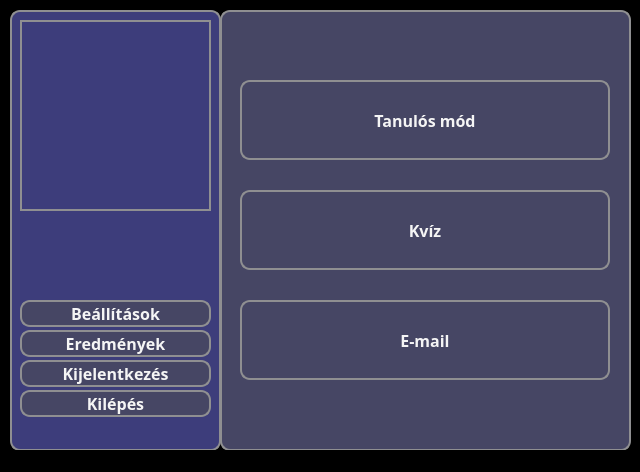
Old version of the form src/main/resources/ui/yellow/yellowMainWindow.ui in the repository pkristof1999/Szakdolgozat.
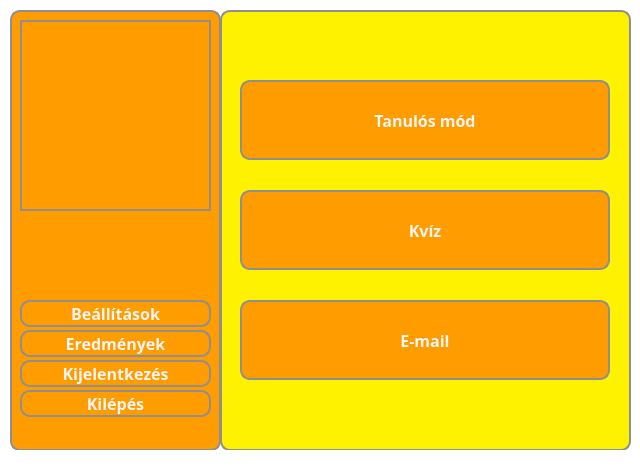
New version of the form.

Diff of the .ui file:
```diff
--- a/src/main/resources/ui/yellow/yellowMainWindow.ui
+++ b/src/main/resources/ui/yellow/yellowMainWindow.ui
@@ -15,7 +15,7 @@
   </property>
   <property name="styleSheet">
    <string notr="true">* {
-	background-color: #000000;
+	background-color: #FFFFFF;
 }</string>
   </property>
   <widget class="QWidget" name="centralwidget">
@@ -30,7 +30,7 @@
     </property>
     <property name="styleSheet">
      <string notr="true">* {
-	background-color: rgb(70, 70, 100);
+	background-color: #FFF200;
 	border: 2px solid #8f8f91;
 	border-radius: 10px;
 	color: white;
@@ -57,7 +57,7 @@
      </property>
      <property name="styleSheet">
       <string notr="true">* {
-	background-color:  rgb(70, 70, 100);
+	background-color:  #FF9C00;
 	color: whitesmoke;
 }
 
@@ -88,7 +88,7 @@
      </property>
      <property name="styleSheet">
       <string notr="true">* {
-	background-color:  rgb(70, 70, 100);
+	background-color:  #FF9C00;
 	color: whitesmoke;
 }
 
@@ -119,7 +119,7 @@
      </property>
      <property name="styleSheet">
       <string notr="true">* {
-	background-color:  rgb(70, 70, 100);
+	background-color:  #FF9C00;
 	color: whitesmoke;
 }
 
@@ -144,7 +144,7 @@
     </property>
     <property name="styleSheet">
      <string notr="true">* {
-	background-color: rgb(61, 61, 123);
+	background-color: #FF9C00;
 	border: 2px solid #8f8f91;
 	border-radius: 10px;
 	color: white;
@@ -189,7 +189,7 @@
      </property>
      <property name="styleSheet">
       <string notr="true">* {
-	background-color:  rgb(70, 70, 100);
+	background-color: #FF9C00;
 	color: whitesmoke;
 }
 
@@ -220,7 +220,7 @@
      </property>
      <property name="styleSheet">
       <string notr="true">* {
-	background-color:  rgb(70, 70, 100);
+	background-color: #FF9C00;
 	color: whitesmoke;
 }
 
@@ -251,7 +251,7 @@
      </property>
      <property name="styleSheet">
       <string notr="true">* {
-	background-color:  rgb(70, 70, 100);
+	background-color: #FF9C00;
 	color: whitesmoke;
 }
 
@@ -282,7 +282,7 @@
      </property>
      <property name="styleSheet">
       <string notr="true">* {
-	background-color:  rgb(70, 70, 100);
+	background-color: #FF9C00;
 	color: whitesmoke;
 }
 
```
Left out of the diff: 28 changed lines with no effect on the pictures.
